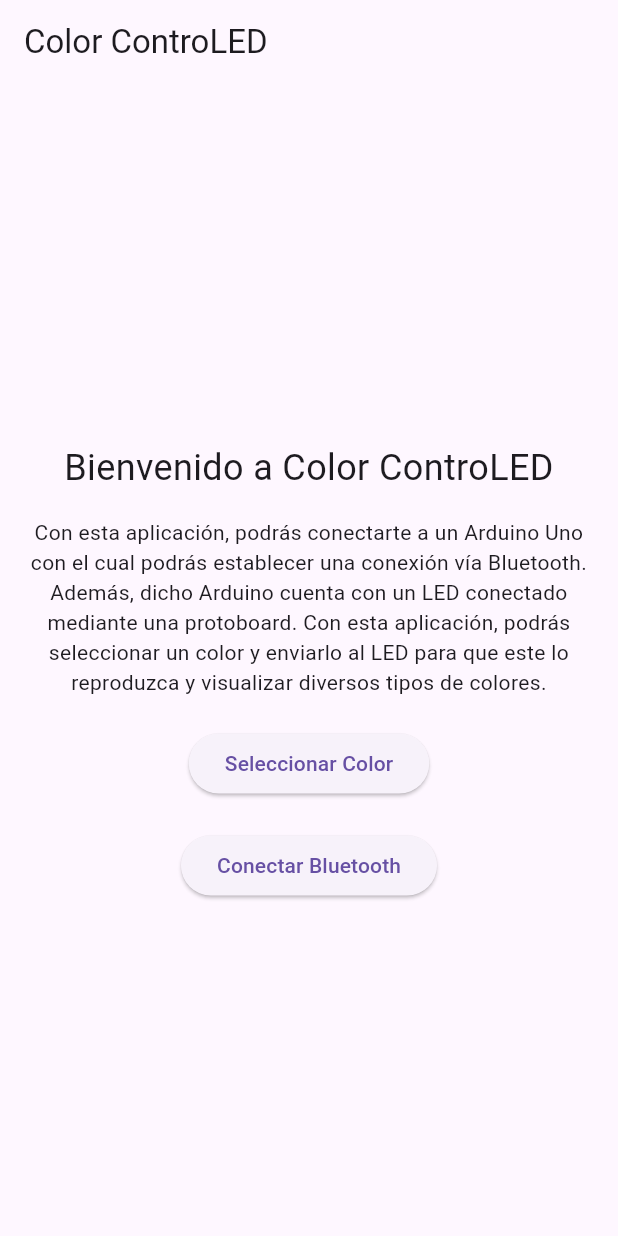
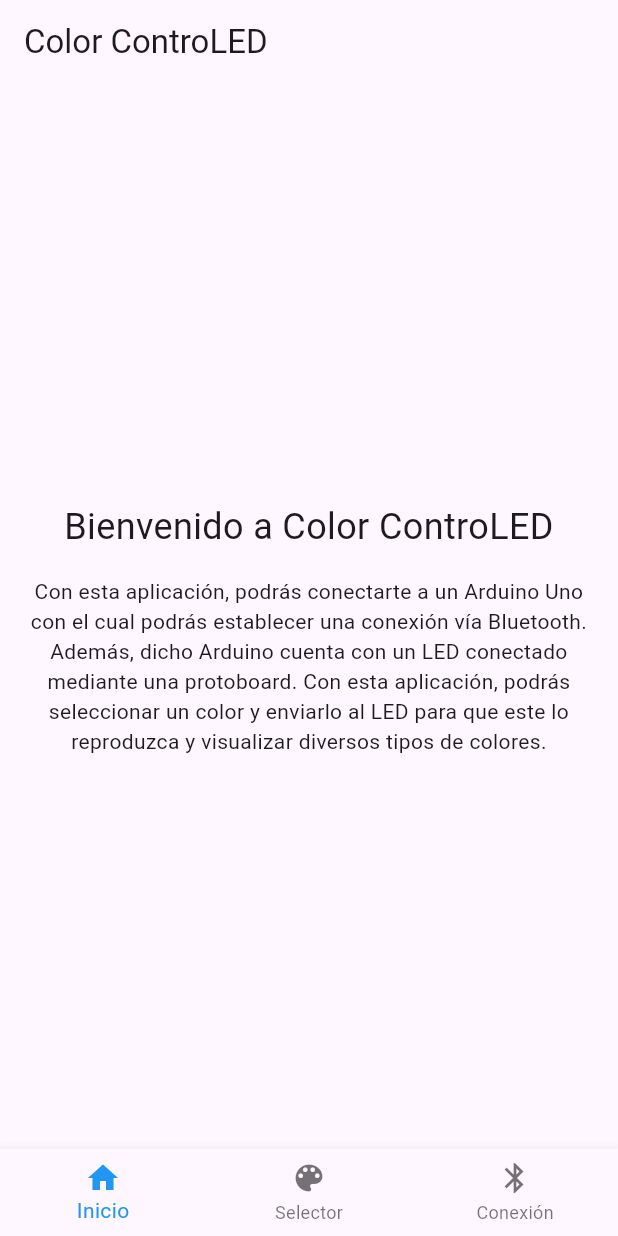
Before and after one commit to ChrisAlegria/Color-ControLED, a Flutter app: the screen it shows after launch, on a phone screen of 412 x 824 dp. Run offline on Flutter 3.47's test engine with Material 3 defaults, Android fonts, the phone set to English and light mode, and no system bars; our stand-ins replace flutter_blue, flutter_bluetooth_serial, permission_handler, shared_preferences; missing offline and left inert: flutter_circle_color_picker.

Commit message:
Fix: Menu Seccion

```diff
--- a/lib/Pages/home.dart
+++ b/lib/Pages/home.dart
@@ -40,6 +40,7 @@ class MainPage extends StatefulWidget {
 }
 
 class _MainPageState extends State<MainPage> {
+  int _selectedIndex = 0;
   bool isBluetoothOn = false;
 
   @override
@@ -56,8 +57,26 @@ class _MainPageState extends State<MainPage> {
     });
   }
 
-  @override
-  Widget build(BuildContext context) {
+  void _onItemTapped(int index) {
+    setState(() {
+      _selectedIndex = index;
+    });
+  }
+
+  Widget _buildBody() {
+    switch (_selectedIndex) {
+      case 0:
+        return _buildHome();
+      case 1:
+        return const ColorPickerScreen();
+      case 2:
+        return const DevicesScreen();
+      default:
+        return Container();
+    }
+  }
+
+  Widget _buildHome() {
     return Scaffold(
       appBar: AppBar(
         title: const Text('Color ControLED'),
@@ -82,34 +101,35 @@ class _MainPageState extends State<MainPage> {
                 textAlign: TextAlign.center,
               ),
             ),
-            const SizedBox(height: 20),
-            ElevatedButton(
-              onPressed: isBluetoothOn
-                  ? () {
-                      Navigator.push(
-                        context,
-                        MaterialPageRoute(
-                            builder: (context) => const ColorPickerScreen()),
-                      );
-                    }
-                  : null,
-              child: const Text('Seleccionar Color'),
-            ),
-            const SizedBox(height: 20),
-            ElevatedButton(
-              onPressed: () {
-                Navigator.push(
-                  context,
-                  MaterialPageRoute(
-                      builder: (context) =>
-                          const DevicesScreen()), // Navega a DevicesScreen
-                );
-              },
-              child: const Text('Conectar Bluetooth'),
-            ),
           ],
         ),
       ),
     );
   }
+
+  @override
+  Widget build(BuildContext context) {
+    return Scaffold(
+      body: _buildBody(),
+      bottomNavigationBar: BottomNavigationBar(
+        items: const <BottomNavigationBarItem>[
+          BottomNavigationBarItem(
+            icon: Icon(Icons.home),
+            label: 'Inicio',
+          ),
+          BottomNavigationBarItem(
+            icon: Icon(Icons.color_lens),
+            label: 'Selector',
+          ),
+          BottomNavigationBarItem(
+            icon: Icon(Icons.bluetooth),
+            label: 'Conexión',
+          ),
+        ],
+        currentIndex: _selectedIndex,
+        selectedItemColor: Colors.blue,
+        onTap: _onItemTapped,
+      ),
+    );
+  }
 }
--- a/lib/main.dart
+++ b/lib/main.dart
@@ -1,6 +1,6 @@
-import 'package:color_control_led/Pages/home.dart';
 import 'package:flutter/material.dart';
 import 'package:provider/provider.dart';
+import 'package:color_control_led/Pages/home.dart';
 import 'package:color_control_led/Connections/bluetooth_connection.dart';
 
 void main() {
@@ -15,7 +15,7 @@ void main() {
 }
 
 class MyApp extends StatelessWidget {
-  const MyApp({super.key});
+  const MyApp({Key? key}) : super(key: key);
 
   @override
   Widget build(BuildContext context) {
```
Also changed, not shown: lib/Pages/devices_screen.dart (+1 -8 lines).
